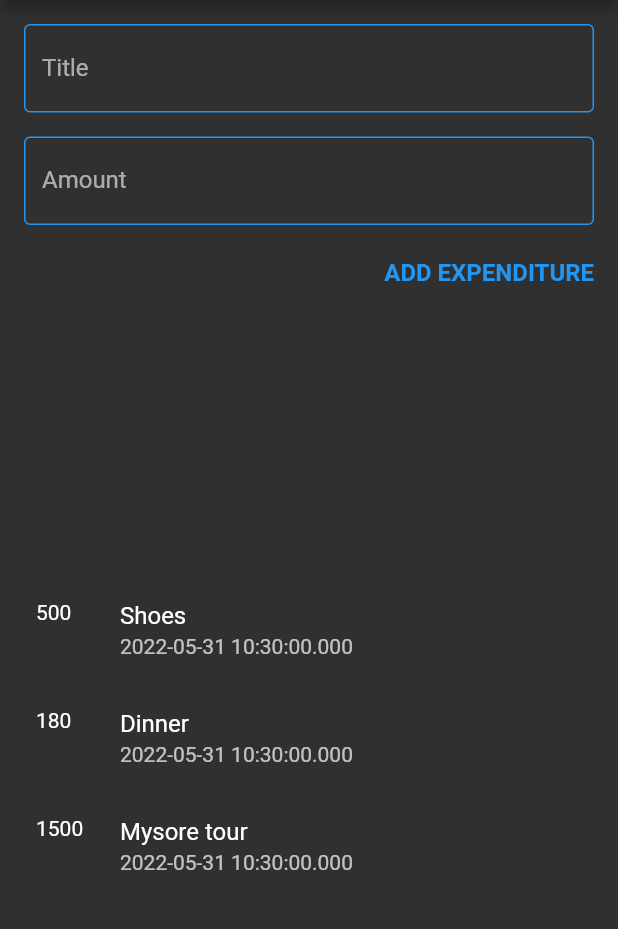
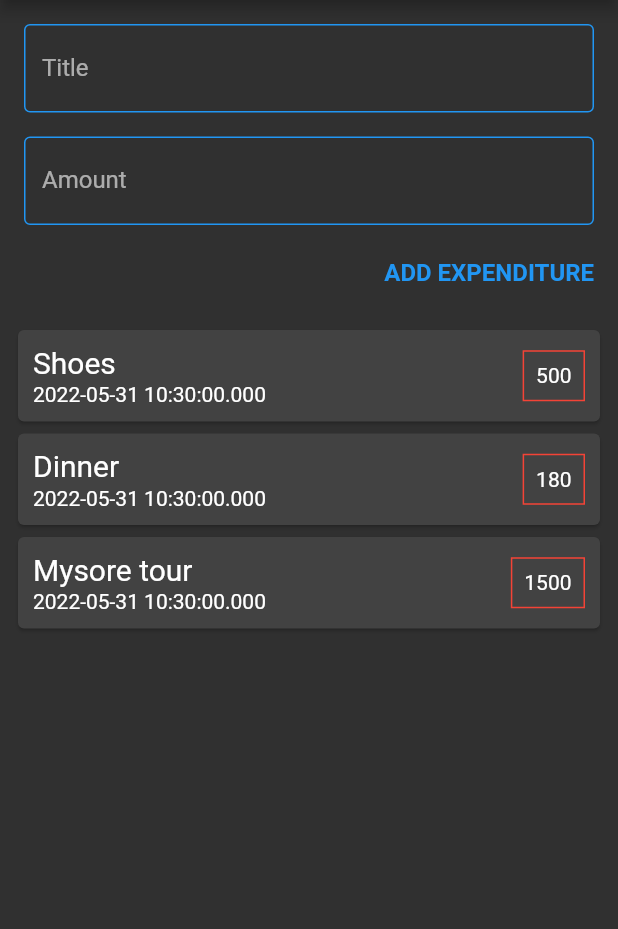
Before and after one commit to AKASHANGADII/expenditure_tracker, a Flutter app: the screen it shows after launch, on a phone screen of 412 x 824 dp, the part 84-1013 px from its top. Run offline on Flutter 3.47's test engine with Material 2 defaults, Android fonts, the phone set to English and light mode, and no system bars.

```diff
--- a/lib/utils/expenditure_class.dart
+++ b/lib/utils/expenditure_class.dart
@@ -1,3 +1,4 @@
+import 'package:intl/intl.dart';
 class Expenditure{
 
   final String title;
--- a/lib/widgets/add_expenditure.dart
+++ b/lib/widgets/add_expenditure.dart
@@ -1,12 +1,22 @@
 import 'package:flutter/material.dart';
+import '../utils/expenditure_class.dart';
 
-class AddExpenditure extends StatelessWidget {
+class AddExpenditure extends StatefulWidget {
+  Function addEvent;
+  AddExpenditure({required this.addEvent});
+
+  @override
+  State<AddExpenditure> createState() => _AddExpenditureState();
+}
+
+class _AddExpenditureState extends State<AddExpenditure> {
   final textController = TextEditingController();
+
   final amountController = TextEditingController();
+
   @override
   Widget build(BuildContext context) {
-    return Expanded(
-      child: Container(
+    return Container(
       child: Column(
         crossAxisAlignment: CrossAxisAlignment.end,
         children: [
@@ -14,37 +24,38 @@ class AddExpenditure extends StatelessWidget {
             padding: const EdgeInsets.all(8.0),
             child: TextField(
               controller: textController,
-                obscureText: true,
               decoration: const InputDecoration(
                 labelText: "Title",
                 enabledBorder: OutlineInputBorder(
                   borderSide: BorderSide(color: Colors.blue),
                 ),
                 focusedBorder: OutlineInputBorder(
-                      borderSide:
-                      BorderSide(color: Colors.blue, width: 2.0),
-                    )),
+                  borderSide: BorderSide(color: Colors.blue, width: 2.0),
+                ),
+              ),
             ),
           ),
           Padding(
             padding: const EdgeInsets.all(8.0),
             child: TextField(
               controller: amountController,
-                obscureText: true,
               decoration: const InputDecoration(
                 labelText: "Amount",
                 enabledBorder: OutlineInputBorder(
                   borderSide: BorderSide(color: Colors.blue),
                 ),
                 focusedBorder: OutlineInputBorder(
-                    borderSide:
-                    BorderSide(color: Colors.blue, width: 2.0),
+                  borderSide: BorderSide(color: Colors.blue, width: 2.0),
                 ),
               ),
             ),
           ),
           TextButton(
-              onPressed: (){},
+            onPressed: () {
+              widget.addEvent(textController.text,amountController.text);
+              textController.clear();
+              amountController.clear();
+            },
             child: Text(
               "ADD EXPENDITURE",
               style: TextStyle(
@@ -55,7 +66,6 @@ class AddExpenditure extends StatelessWidget {
           ),
         ],
       ),
-      ),
     );
   }
 }
--- a/lib/widgets/expenditure_list_view.dart
+++ b/lib/widgets/expenditure_list_view.dart
@@ -13,16 +13,39 @@ class _ExpenditureListViewState extends State<ExpenditureListView> {
   @override
   Widget build(BuildContext context) {
     return Expanded(
+      flex: 2,
       child: Container(
         child: ListView.builder(
             itemCount: widget.expenditureList.length,
-            itemBuilder: (ctx,index){
-          return ListTile(
-            leading: Text("${widget.expenditureList[index].amount}"),
-            title: Text("${widget.expenditureList[index].title}"),
-            subtitle: Text("${widget.expenditureList[index].date}"),
-          );
-        }),
+            itemBuilder: (ctx, index) {
+              return Card(
+                child: Padding(
+                  padding: const EdgeInsets.all(10.0),
+                  child: Row(
+                    mainAxisAlignment: MainAxisAlignment.spaceBetween,
+                    children: [
+                      Column(
+                        mainAxisAlignment: MainAxisAlignment.center,
+                        crossAxisAlignment: CrossAxisAlignment.start,
+                        children: [
+                          Text("${widget.expenditureList[index].title}",style: TextStyle(fontSize: 20),),
+                          SizedBox(height: 2,),
+                          Text("${widget.expenditureList[index].date}",style: TextStyle(fontSize: 14),),
+                        ],
+                      ),
+                      Container(
+                        decoration: BoxDecoration(
+                          border: Border.all(color: Colors.red),
+                        ),
+                        child: Padding(
+                          padding: const EdgeInsets.all(8.0),
+                          child: Text("${widget.expenditureList[index].amount}"),
+                        ),),
+                    ],
+                  ),
+                ),
+              );
+            }),
       ),
     );
   }
--- a/lib/widgets/user_expenditure.dart
+++ b/lib/widgets/user_expenditure.dart
@@ -4,19 +4,30 @@ import 'package:flutter/material.dart';
 import '../utils/expenditure_class.dart';
 import 'add_expenditure.dart';
 
-class ExpenditureData extends StatelessWidget {
+class ExpenditureData extends StatefulWidget {
+  @override
+  State<ExpenditureData> createState() => _ExpenditureDataState();
+}
+
+class _ExpenditureDataState extends State<ExpenditureData> {
   List<Expenditure> expenditureList = [
     Expenditure(title: "Shoes", amount: "500"),
     Expenditure(title: "Dinner", amount: "180"),
     Expenditure(title: "Mysore tour", amount: "1500"),
   ];
-
+  void addEvent(String title,String amt){
+    final newData=Expenditure(title: title, amount: amt);
+    setState((){
+      expenditureList.add(newData);
+    });
+  }
   @override
   Widget build(BuildContext context) {
     return Expanded(
       child: Column(
         children: [
-          AddExpenditure(),
+          AddExpenditure(addEvent: addEvent),
+          SizedBox(height: 10),
           ExpenditureListView(expenditureList: expenditureList),
         ],
       ),
--- a/pubspec.yaml
+++ b/pubspec.yaml
@@ -34,6 +34,7 @@ dependencies:
   # The following adds the Cupertino Icons font to your application.
   # Use with the CupertinoIcons class for iOS style icons.
   cupertino_icons: ^1.0.2
+  intl: ^0.17.0
 
 dev_dependencies:
   flutter_test:
```
Also changed, not shown: pubspec.lock. Lines whose indentation alone changed are shown as unchanged.
